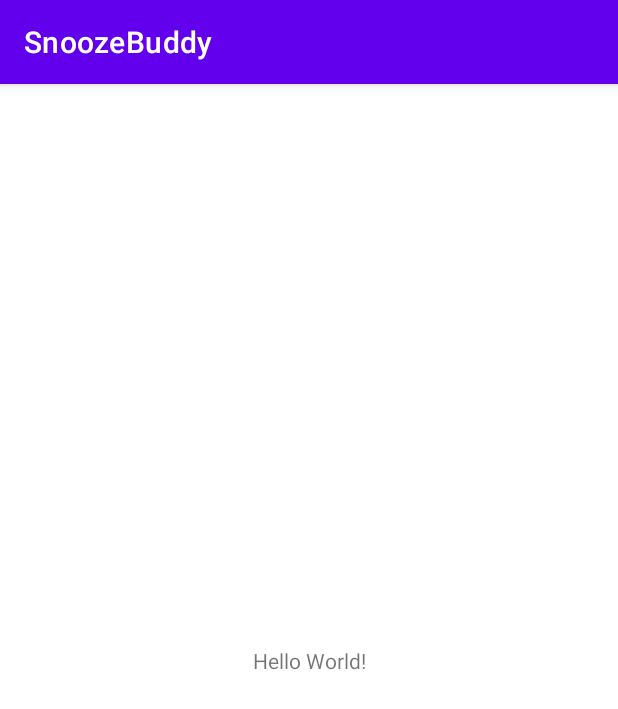
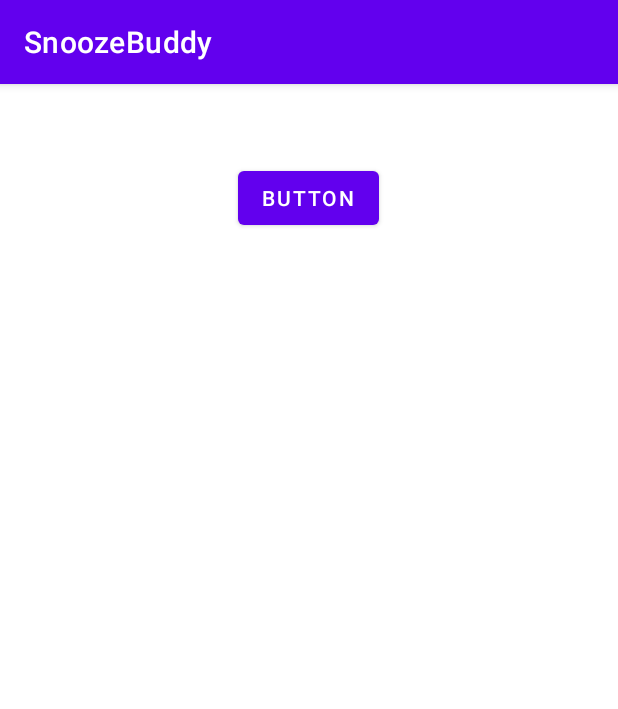
Before and after one commit to LassilaJoni/SnoozeBuddy, an Android app: the screen it shows after launch (MainActivity), on a phone screen of 412 x 824 dp. Shown: the top 709 px of the screen. Run offline under Robolectric (Android 15) with nearby library versions, the phone set to English and light mode, and no system bars.

Commit message:
Added button for test purposes.

```diff
--- a/app/src/main/java/fi/jonilassila/snoozebuddy/MainActivity.java
+++ b/app/src/main/java/fi/jonilassila/snoozebuddy/MainActivity.java
@@ -9,6 +9,6 @@ public class MainActivity extends AppCompatActivity {
     protected void onCreate(Bundle savedInstanceState) {
         super.onCreate(savedInstanceState);
         setContentView(R.layout.activity_main);
-//testeisieiawdiawidaiwdiawidawiidwa
+
     }
 }
--- a/app/src/main/res/layout/activity_main.xml
+++ b/app/src/main/res/layout/activity_main.xml
@@ -6,13 +6,14 @@
     android:layout_height="match_parent"
     tools:context=".MainActivity">
 
-    <TextView
+    <Button
+        android:id="@+id/button"
         android:layout_width="wrap_content"
         android:layout_height="wrap_content"
-        android:text="Hello World!"
-        app:layout_constraintBottom_toBottomOf="parent"
-        app:layout_constraintLeft_toLeftOf="parent"
-        app:layout_constraintRight_toRightOf="parent"
+        android:layout_marginTop="52dp"
+        android:text="Button"
+        app:layout_constraintEnd_toEndOf="parent"
+        app:layout_constraintHorizontal_bias="0.498"
+        app:layout_constraintStart_toStartOf="parent"
         app:layout_constraintTop_toTopOf="parent" />
-
 </androidx.constraintlayout.widget.ConstraintLayout>
```
